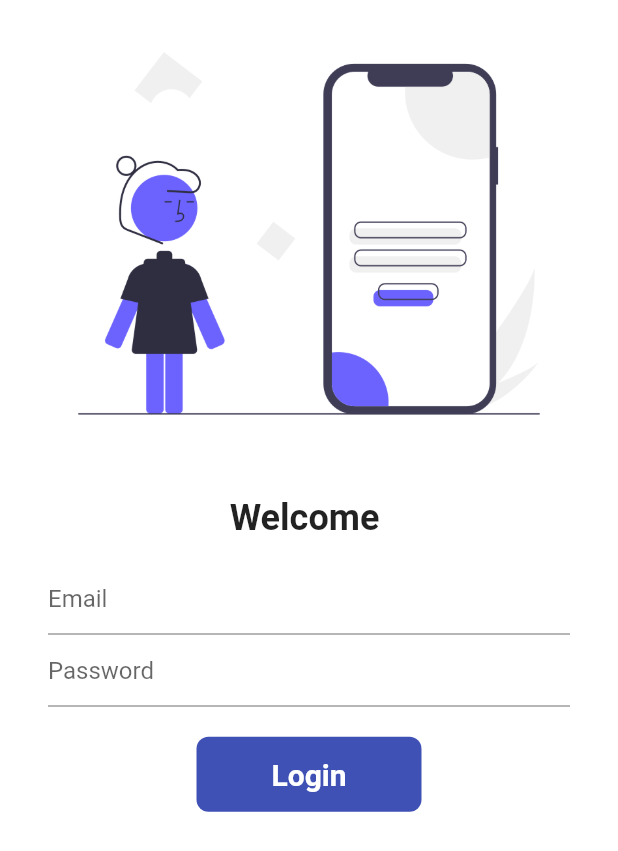
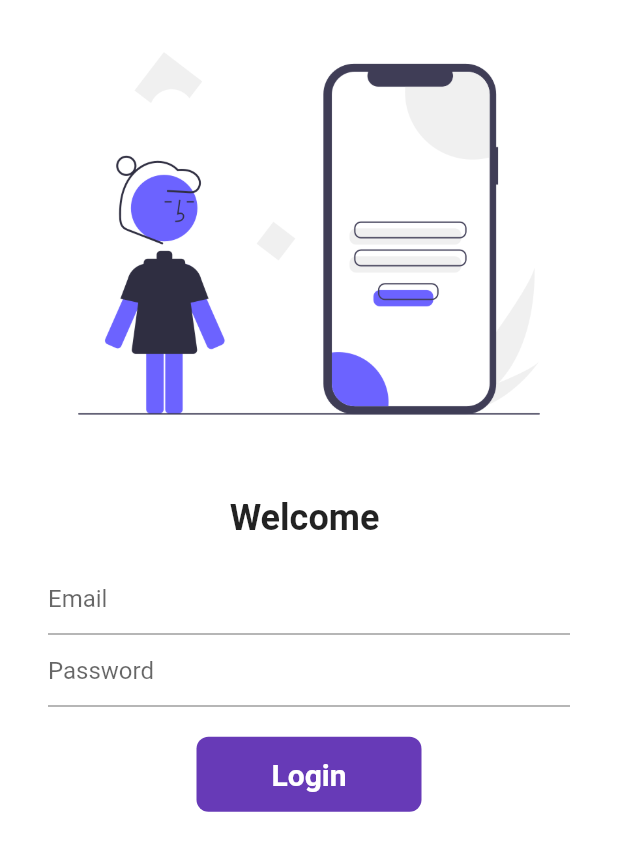
Before and after one commit to hamzabahadar/30days-flutter, a Flutter app: the screen it shows after launch, on a phone screen of 412 x 824 dp. Shown: the top 851 px of the screen. Run offline on Flutter 3.47's test engine with Material 2 defaults, Android fonts, the phone set to English and light mode, and no system bars.

Commit message:
day8 completed

```diff
--- a/lib/screens/login_page.dart
+++ b/lib/screens/login_page.dart
@@ -10,15 +10,31 @@ class _LoginPageState extends State<LoginPage> {
   String name = "";
   bool changeButton = false;
 
+  final _formKey = GlobalKey<FormState>();
+
+  moveToHome(BuildContext context) async {
+    if (_formKey.currentState!.validate()) {
+      setState(() {
+        changeButton = true;
+      });
+
+      await Future.delayed(Duration(seconds: 1));
+      await Navigator.pushNamed(context, "/home");
+
+      setState(() {
+        changeButton = false;
+      });
+    }
+  }
+
   @override
   Widget build(BuildContext context) {
     return Material(
       color: Colors.white,
+      child: Form(
+        key: _formKey,
         child: Column(
           children: [
-          // SizedBox(
-          //   height: 30.0,
-          // ),
             Image.asset(
               "images/1.png",
               fit: BoxFit.cover,
@@ -34,7 +50,6 @@ class _LoginPageState extends State<LoginPage> {
                 fontWeight: FontWeight.bold,
               ),
             ),
-
             Padding(
               padding:
                   const EdgeInsets.symmetric(vertical: 16.0, horizontal: 32.0),
@@ -44,6 +59,12 @@ class _LoginPageState extends State<LoginPage> {
                     decoration: const InputDecoration(
                       hintText: "Email",
                     ),
+                    validator: (value) {
+                      if (value == null || value.isEmpty) {
+                        return 'Please Enter Email';
+                      }
+                      return null;
+                    },
                     onChanged: (value) {
                       name = value;
                       setState(() {});
@@ -54,26 +75,21 @@ class _LoginPageState extends State<LoginPage> {
                     decoration: const InputDecoration(
                       hintText: "Password",
                     ),
+                    validator: (value) {
+                      if (value == null || value.isEmpty) {
+                        return 'Please Enter Password';
+                      }
+                      return null;
+                    },
                   ),
                   const SizedBox(
                     height: 20.0,
                   ),
-                // ElevatedButton(
-                //   onPressed: () {
-                //     Navigator.pushNamed(context, "/home");
-                //   },
-                //   child: const Text("Login"),
-                //   style: TextButton.styleFrom(minimumSize: Size(150, 40)),
-                // )
-
-                InkWell(
-                  onTap: () async {
-                    setState(() {
-                      changeButton = true;
-                    });
-                    await Future.delayed(Duration(seconds: 1));
-                    Navigator.pushNamed(context, "/home");
-                  },
+                  Material(
+                    color: Colors.deepPurple,
+                    borderRadius: BorderRadius.circular(changeButton ? 50 : 8),
+                    child: InkWell(
+                      onTap: () => moveToHome(context),
                       child: AnimatedContainer(
                         duration: Duration(seconds: 1),
                         width: changeButton ? 50 : 150,
@@ -92,20 +108,15 @@ class _LoginPageState extends State<LoginPage> {
                                     fontWeight: FontWeight.bold,
                                     fontSize: 20),
                               ),
-                    decoration: BoxDecoration(
-                        color: Colors.indigo,
-                        // shape: changeButton
-                        //     ? BoxShape.circle
-                        //     : BoxShape.rectangle,
-                        borderRadius:
-                            BorderRadius.circular(changeButton ? 50 : 8)),
+                      ),
+                    ),
+                  )
+                ],
               ),
             ),
           ],
         ),
       ),
-        ],
-      ),
     );
   }
 }
```
Lines whose indentation alone changed are shown as unchanged.
